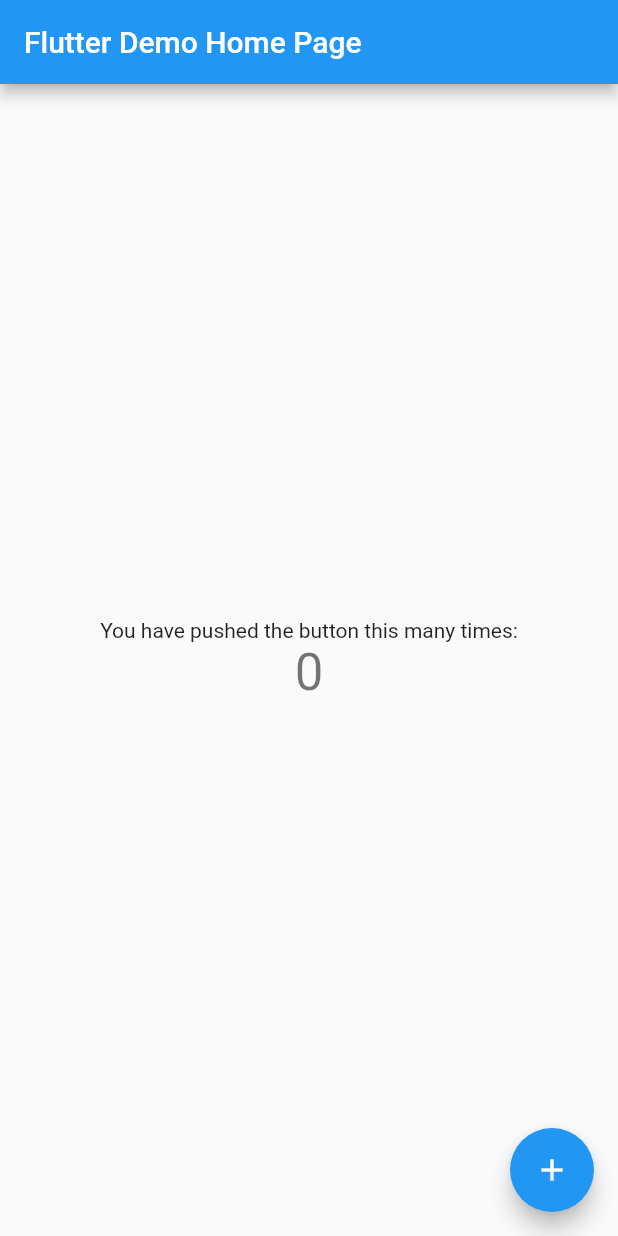
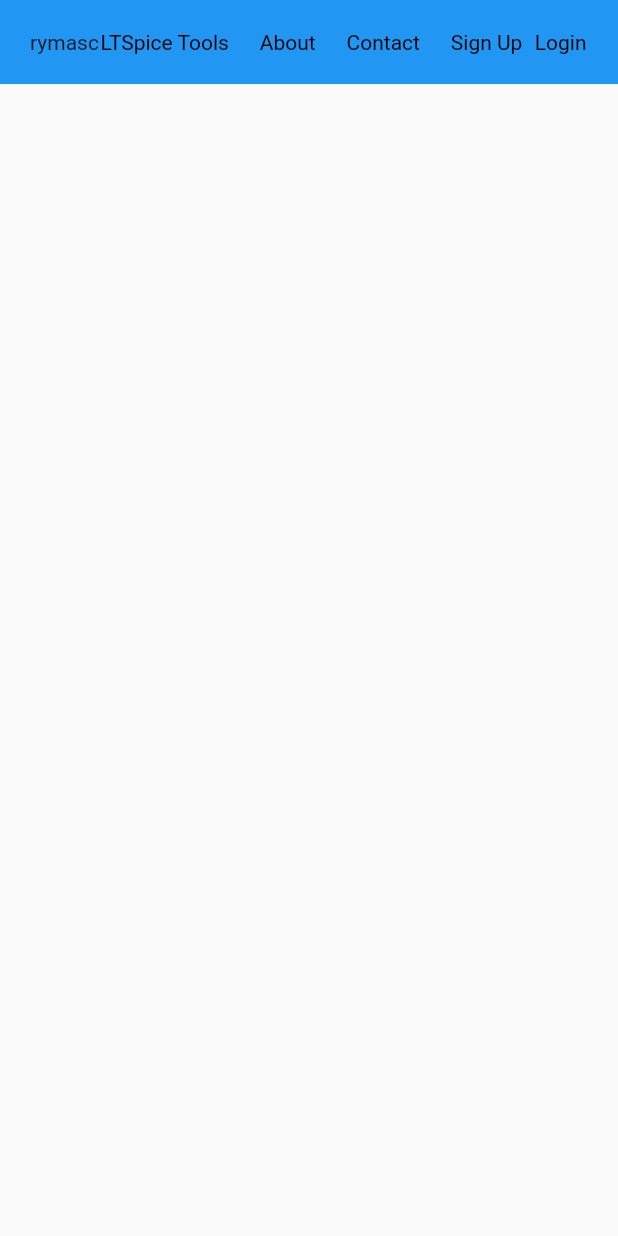
Before and after one commit to rymasc/rymasc, a Flutter app: the screen it shows after launch, on a phone screen of 412 x 824 dp. Run offline on Flutter 3.47's test engine with Material 2 defaults, Android fonts, the light colour scheme and no system bars; missing offline and left inert: dart:html.

Commit message:
Clear template add navbar

```diff
--- /dev/null
+++ b/lib/components/navbar_item.dart
@@ -0,0 +1,16 @@
+import 'package:flutter/material.dart';
+
+class NavBarItem extends StatelessWidget {
+  NavBarItem(this.title);
+  final String title;
+  @override
+  Widget build(BuildContext context) {
+    return InkWell(
+      onTap: () {},
+      child: Text(
+        title,
+        style: TextStyle(color: Colors.black),
+      ),
+    );
+  }
+}
--- /dev/null
+++ b/lib/components/navigation_bar.dart
@@ -0,0 +1,53 @@
+import 'dart:html';
+
+import 'package:flutter/material.dart';
+import 'navbar_item.dart';
+
+class NavigationBar extends StatelessWidget implements PreferredSizeWidget {
+  NavigationBar(this.screenSize);
+  final Size screenSize;
+  @override
+  Size get preferredSize => screenSize;
+
+  @override
+  Widget build(BuildContext context) {
+    return PreferredSize(
+      preferredSize: Size(screenSize.width, 1000),
+      child: Container(
+        color: Colors.blue,
+        child: Padding(
+          padding: EdgeInsets.all(20),
+          child: Row(
+            children: [
+              Text("rymasc"),
+              Expanded(
+                child: Row(
+                  mainAxisAlignment: MainAxisAlignment.center,
+                  children: [
+                    NavBarItem("LTSpice Tools"),
+                    SizedBox(
+                      width: screenSize.width / 20,
+                    ),
+                    NavBarItem("About"),
+                    SizedBox(
+                      width: screenSize.width / 20,
+                    ),
+                    NavBarItem("Contact"),
+                    SizedBox(
+                      width: screenSize.width / 20,
+                    ),
+                    NavBarItem("Sign Up"),
+                    SizedBox(
+                      width: screenSize.width / 50,
+                    ),
+                    NavBarItem("Login")
+                  ],
+                ),
+              )
+            ],
+          ),
+        ),
+      ),
+    );
+  }
+}
--- a/lib/main.dart
+++ b/lib/main.dart
@@ -1,4 +1,5 @@
 import 'package:flutter/material.dart';
+import 'screens/home_page.dart';
 
 void main() {
   runApp(MyApp());
@@ -9,105 +10,12 @@
   @override
   Widget build(BuildContext context) {
     return MaterialApp(
-      title: 'Flutter Demo',
+      title: 'rymasc',
       theme: ThemeData(
-        // This is the theme of your application.
-        //
-        // Try running your application with "flutter run". You'll see the
-        // application has a blue toolbar. Then, without quitting the app, try
-        // changing the primarySwatch below to Colors.green and then invoke
-        // "hot reload" (press "r" in the console where you ran "flutter run",
-        // or simply save your changes to "hot reload" in a Flutter IDE).
-        // Notice that the counter didn't reset back to zero; the application
-        // is not restarted.
+        visualDensity: VisualDensity.adaptivePlatformDensity,
         primarySwatch: Colors.blue,
       ),
-      home: MyHomePage(title: 'Flutter Demo Home Page'),
+      home: HomePage(),
     );
   }
 }
-
-class MyHomePage extends StatefulWidget {
-  MyHomePage({Key key, this.title}) : super(key: key);
-
-  // This widget is the home page of your application. It is stateful, meaning
-  // that it has a State object (defined below) that contains fields that affect
-  // how it looks.
-
-  // This class is the configuration for the state. It holds the values (in this
-  // case the title) provided by the parent (in this case the App widget) and
-  // used by the build method of the State. Fields in a Widget subclass are
-  // always marked "final".
-
-  final String title;
-
-  @override
-  _MyHomePageState createState() => _MyHomePageState();
-}
-
-class _MyHomePageState extends State<MyHomePage> {
-  int _counter = 0;
-
-  void _incrementCounter() {
-    setState(() {
-      // This call to setState tells the Flutter framework that something has
-      // changed in this State, which causes it to rerun the build method below
-      // so that the display can reflect the updated values. If we changed
-      // _counter without calling setState(), then the build method would not be
-      // called again, and so nothing would appear to happen.
-      _counter++;
-    });
-  }
-
-  @override
-  Widget build(BuildContext context) {
-    // This method is rerun every time setState is called, for instance as done
-    // by the _incrementCounter method above.
-    //
-    // The Flutter framework has been optimized to make rerunning build methods
-    // fast, so that you can just rebuild anything that needs updating rather
-    // than having to individually change instances of widgets.
-    return Scaffold(
-      appBar: AppBar(
-        // Here we take the value from the MyHomePage object that was created by
-        // the App.build method, and use it to set our appbar title.
-        title: Text(widget.title),
-      ),
-      body: Center(
-        // Center is a layout widget. It takes a single child and positions it
-        // in the middle of the parent.
-        child: Column(
-          // Column is also a layout widget. It takes a list of children and
-          // arranges them vertically. By default, it sizes itself to fit its
-          // children horizontally, and tries to be as tall as its parent.
-          //
-          // Invoke "debug painting" (press "p" in the console, choose the
-          // "Toggle Debug Paint" action from the Flutter Inspector in Android
-          // Studio, or the "Toggle Debug Paint" command in Visual Studio Code)
-          // to see the wireframe for each widget.
-          //
-          // Column has various properties to control how it sizes itself and
-          // how it positions its children. Here we use mainAxisAlignment to
-          // center the children vertically; the main axis here is the vertical
-          // axis because Columns are vertical (the cross axis would be
-          // horizontal).
-          mainAxisAlignment: MainAxisAlignment.center,
-          children: <Widget>[
-            Text(
-              'You have pushed the button this many times:',
-            ),
-            Text(
-              '$_counter',
-              style: Theme.of(context).textTheme.headline4,
-            ),
-          ],
-        ),
-      ),
-      floatingActionButton: FloatingActionButton(
-        onPressed: _incrementCounter,
-        tooltip: 'Increment',
-        child: Icon(Icons.add),
-      ), // This trailing comma makes auto-formatting nicer for build methods.
-    );
-  }
-}
--- /dev/null
+++ b/lib/screens/home_page.dart
@@ -0,0 +1,19 @@
+import 'package:flutter/material.dart';
+import 'package:rymasc/components/navigation_bar.dart';
+
+class HomePage extends StatefulWidget {
+  @override
+  _HomePageState createState() => _HomePageState();
+}
+
+class _HomePageState extends State<HomePage> {
+  @override
+  Widget build(BuildContext context) {
+    var screenSize = MediaQuery.of(context).size;
+
+    return Scaffold(
+      appBar: NavigationBar(screenSize),
+      body: Container(),
+    );
+  }
+}
```
